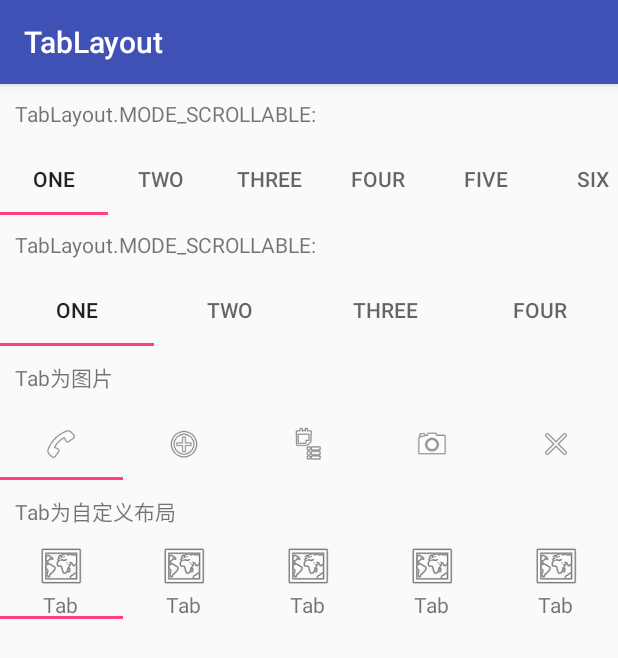
After one commit to Jorelanbo/samples, an Android app: the TabLayoutBasicSampleActivity screen opened directly, with no data from a screen before it, on a phone screen of 412 x 824 dp. The commit adds this screen. Shown: the top 658 px of the screen. Run offline under Robolectric (Android 15) with nearby library versions, the phone set to English and light mode, and no system bars.

Commit message:
MaterialDesign的TabLayout的使用

```diff
--- a/app/src/main/AndroidManifest.xml
+++ b/app/src/main/AndroidManifest.xml
@@ -149,6 +149,12 @@
             android:theme="@style/AppTheme.NoActionBar"/>
         <activity android:name=".activity.materialDesign.SnackBarSampleActivity"
             android:parentActivityName=".activity.materialDesign.MaterialDesignActivity"/>
+        <activity android:name=".activity.materialDesign.TabLayoutSampleActivity"
+            android:label="TabLayout"/>
+        <activity android:name=".activity.materialDesign.TabLayoutBasicSampleActivity"
+            android:label="TabLayout"/>
+        <activity android:name=".activity.materialDesign.TabLayoutAndViewPagerActivity"
+            android:label="TabLayout"/>
 
         <service
             android:name="com.baidu.location.f"
--- /dev/null
+++ b/app/src/main/java/com/js/sample/activity/materialDesign/TabLayoutBasicSampleActivity.java
@@ -0,0 +1,68 @@
+package com.js.sample.activity.materialDesign;
+
+import android.os.Bundle;
+import android.support.design.widget.TabLayout;
+import android.support.v7.app.AppCompatActivity;
+
+import com.js.sample.R;
+
+
+// Created by JS on 2020/1/15.
+
+public class TabLayoutBasicSampleActivity extends AppCompatActivity {
+    private TabLayout tabLayoutOne;
+    private TabLayout tabLayoutTwo;
+    private TabLayout tabLayoutThree;
+    private TabLayout tabLayoutFour;
+
+    @Override
+    protected void onCreate(Bundle savedInstanceState) {
+        super.onCreate(savedInstanceState);
+        setContentView(R.layout.activity_tablayout_basic_sample);
+        tabLayoutOne = (TabLayout) findViewById(R.id.tabLayoutOne);
+        tabLayoutTwo = (TabLayout) findViewById(R.id.tabLayoutTwo);
+        tabLayoutThree = (TabLayout) findViewById(R.id.tabLayoutThree);
+        tabLayoutFour = (TabLayout) findViewById(R.id.tabLayoutFour);
+        initTabLayoutOne();
+        initTabLayoutTwo();
+        initTabLayoutThree();
+        initTabLayoutFour();
+    }
+
+    private void initTabLayoutOne() {
+        tabLayoutOne.setTabMode(TabLayout.MODE_SCROLLABLE);
+        tabLayoutOne.addTab(tabLayoutOne.newTab().setText("one"));
+        tabLayoutOne.addTab(tabLayoutOne.newTab().setText("Two"));
+        tabLayoutOne.addTab(tabLayoutOne.newTab().setText("Three"));
+        tabLayoutOne.addTab(tabLayoutOne.newTab().setText("four"));
+        tabLayoutOne.addTab(tabLayoutOne.newTab().setText("five"));
+        tabLayoutOne.addTab(tabLayoutOne.newTab().setText("six"));
+        tabLayoutOne.addTab(tabLayoutOne.newTab().setText("seven"));
+    }
+
+    private void initTabLayoutTwo() {
+        tabLayoutTwo.setTabMode(TabLayout.MODE_FIXED);
+        tabLayoutTwo.addTab(tabLayoutTwo.newTab().setText("one"));
+        tabLayoutTwo.addTab(tabLayoutTwo.newTab().setText("Two"));
+        tabLayoutTwo.addTab(tabLayoutTwo.newTab().setText("Three"));
+        tabLayoutTwo.addTab(tabLayoutTwo.newTab().setText("four"));
+    }
+
+    private void initTabLayoutThree() {
+        tabLayoutThree.setTabMode(TabLayout.MODE_FIXED);
+        tabLayoutThree.addTab(tabLayoutThree.newTab().setIcon(android.R.drawable.ic_menu_call));
+        tabLayoutThree.addTab(tabLayoutThree.newTab().setIcon(android.R.drawable.ic_menu_add));
+        tabLayoutThree.addTab(tabLayoutThree.newTab().setIcon(android.R.drawable.ic_menu_agenda));
+        tabLayoutThree.addTab(tabLayoutThree.newTab().setIcon(android.R.drawable.ic_menu_camera));
+        tabLayoutThree.addTab(tabLayoutThree.newTab().setIcon(android.R.drawable.ic_menu_close_clear_cancel));
+    }
+
+    private void initTabLayoutFour() {
+        tabLayoutThree.setTabMode(TabLayout.MODE_FIXED);
+        tabLayoutFour.addTab(tabLayoutFour.newTab().setCustomView(R.layout.item_tab));
+        tabLayoutFour.addTab(tabLayoutFour.newTab().setCustomView(R.layout.item_tab));
+        tabLayoutFour.addTab(tabLayoutFour.newTab().setCustomView(R.layout.item_tab));
+        tabLayoutFour.addTab(tabLayoutFour.newTab().setCustomView(R.layout.item_tab));
+        tabLayoutFour.addTab(tabLayoutFour.newTab().setCustomView(R.layout.item_tab));
+    }
+}
--- /dev/null
+++ b/app/src/main/res/layout/activity_tablayout_basic_sample.xml
@@ -0,0 +1,54 @@
+<?xml version="1.0" encoding="utf-8"?>
+<LinearLayout xmlns:android="http://schemas.android.com/apk/res/android"
+    android:layout_width="match_parent"
+    android:layout_height="match_parent"
+    xmlns:app="http://schemas.android.com/apk/res-auto"
+    android:orientation="vertical">
+
+
+    <TextView
+        android:layout_width="wrap_content"
+        android:layout_height="wrap_content"
+        android:layout_margin="10dp"
+        android:text="TabLayout.MODE_SCROLLABLE:" />
+
+    <android.support.design.widget.TabLayout
+        android:id="@+id/tabLayoutOne"
+        android:layout_width="match_parent"
+        android:layout_height="wrap_content" />
+
+    <TextView
+        android:layout_width="wrap_content"
+        android:layout_height="wrap_content"
+        android:layout_margin="10dp"
+        android:text="TabLayout.MODE_SCROLLABLE:" />
+
+    <android.support.design.widget.TabLayout
+        android:id="@+id/tabLayoutTwo"
+        android:layout_width="match_parent"
+        android:layout_height="wrap_content" />
+
+    <TextView
+        android:layout_width="wrap_content"
+        android:layout_height="wrap_content"
+        android:layout_margin="10dp"
+        android:text="Tab为图片" />
+
+    <android.support.design.widget.TabLayout
+        android:id="@+id/tabLayoutThree"
+        android:layout_width="match_parent"
+        android:layout_height="wrap_content" />
+
+    <TextView
+        android:layout_width="wrap_content"
+        android:layout_height="wrap_content"
+        android:layout_margin="10dp"
+        android:text="Tab为自定义布局" />
+
+    <android.support.design.widget.TabLayout
+        android:id="@+id/tabLayoutFour"
+        android:layout_width="match_parent"
+        android:layout_height="wrap_content" />
+
+
+</LinearLayout>
--- /dev/null
+++ b/app/src/main/res/layout/item_tab.xml
@@ -0,0 +1,20 @@
+<?xml version="1.0" encoding="utf-8"?>
+<LinearLayout xmlns:android="http://schemas.android.com/apk/res/android"
+    android:layout_width="wrap_content"
+    android:layout_height="wrap_content"
+    android:orientation="vertical">
+
+    <ImageView
+        android:id="@+id/tabIcon"
+        android:src="@android:drawable/ic_menu_mapmode"
+        android:layout_width="wrap_content"
+        android:layout_height="wrap_content" />
+
+    <TextView
+        android:id="@+id/tvTab"
+        android:layout_width="wrap_content"
+        android:layout_height="wrap_content"
+        android:layout_gravity="center_horizontal"
+        android:text="Tab" />
+
+</LinearLayout>
```
Also changed, not shown: app/src/main/java/com/js/sample/activity/materialDesign/MaterialDesignActivity.java (+9 -0 lines), app/src/main/java/com/js/sample/activity/materialDesign/TabLayoutAndViewPagerActivity.java (added, +85 -0 lines), app/src/main/java/com/js/sample/activity/materialDesign/TabLayoutSampleActivity.java (added, +39 -0 lines), app/src/main/java/com/js/sample/fragment/Tab2Fragment.java (added, +28 -0 lines), app/src/main/res/layout/activity_material_design.xml (+7 -0 lines), app/src/main/res/layout/activity_tablayout_and_viewpager.xml (added, +20 -0 lines), app/src/main/res/layout/activity_tablayout_sample.xml (added, +33 -0 lines), app/src/main/res/layout/fragment_tab2.xml (added, +16 -0 lines).
